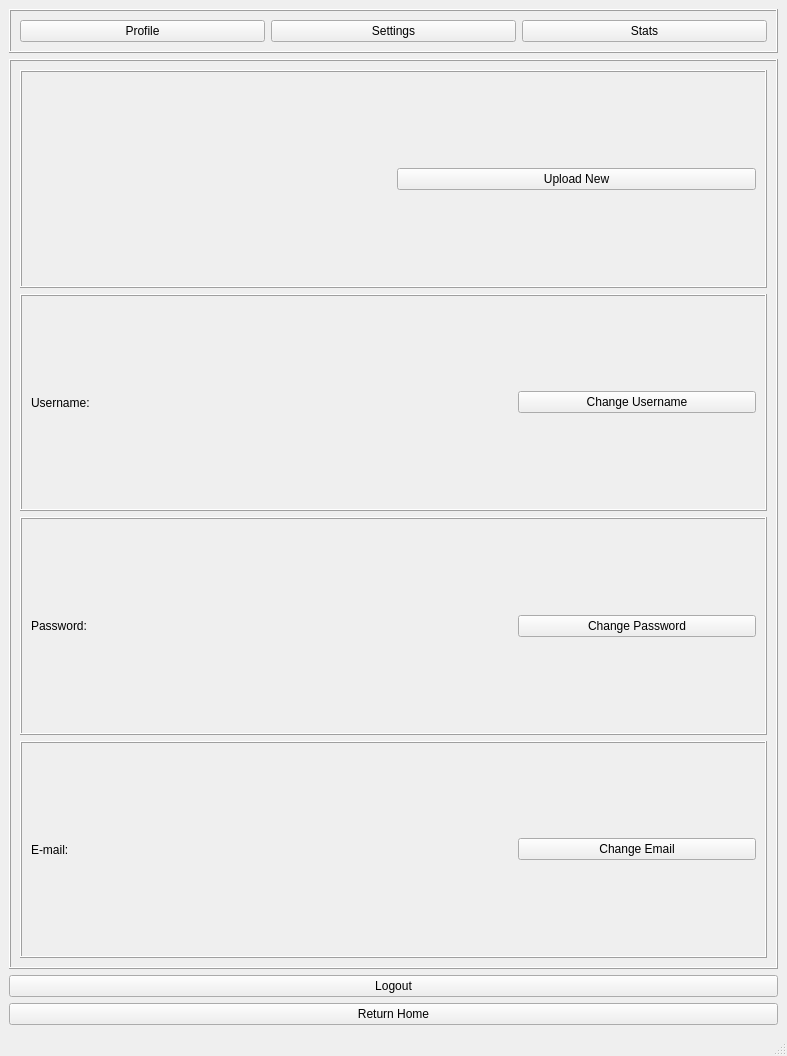
Qt form app/frontend/qtdesigner/profile_design.ui (Webtamu/shumi) before a commit.
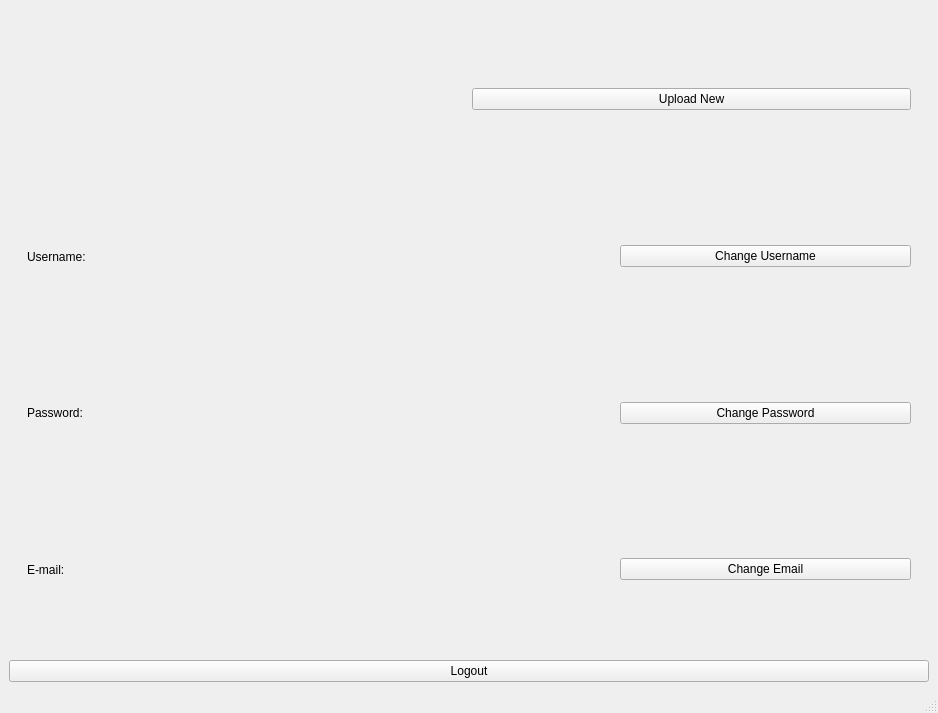
The same form after that commit. Icons and pictures are not drawn. Custom widgets are drawn as their Qt base class.

```diff
--- a/app/frontend/qtdesigner/profile_design.ui
+++ b/app/frontend/qtdesigner/profile_design.ui
@@ -6,8 +6,8 @@
    <rect>
     <x>0</x>
     <y>0</y>
-    <width>787</width>
-    <height>1056</height>
+    <width>938</width>
+    <height>713</height>
    </rect>
   </property>
   <property name="windowTitle">
@@ -16,60 +16,25 @@
   <widget class="QWidget" name="centralwidget">
    <layout class="QVBoxLayout" name="verticalLayout_4">
     <item>
-     <widget class="QFrame" name="frame">
+     <widget class="NavBar" name="navBar" native="true">
       <property name="sizePolicy">
-       <sizepolicy hsizetype="Preferred" vsizetype="Fixed">
+       <sizepolicy hsizetype="Expanding" vsizetype="Fixed">
         <horstretch>0</horstretch>
         <verstretch>0</verstretch>
        </sizepolicy>
       </property>
-      <property name="frameShape">
-       <enum>QFrame::Shape::Box</enum>
-      </property>
-      <property name="frameShadow">
-       <enum>QFrame::Shadow::Raised</enum>
-      </property>
-      <layout class="QHBoxLayout" name="horizontalLayout">
-       <item>
-        <widget class="QPushButton" name="btnProfile">
-         <property name="text">
-          <string>Profile</string>
-         </property>
-        </widget>
-       </item>
-       <item>
-        <widget class="QPushButton" name="btnSettings">
-         <property name="text">
-          <string>Settings</string>
-         </property>
-        </widget>
-       </item>
-       <item>
-        <widget class="QPushButton" name="btnStats">
-         <property name="text">
-          <string>Stats</string>
-         </property>
-        </widget>
-       </item>
-      </layout>
      </widget>
     </item>
     <item>
      <widget class="QFrame" name="frame_3">
       <property name="frameShape">
-       <enum>QFrame::Shape::Box</enum>
-      </property>
-      <property name="frameShadow">
-       <enum>QFrame::Shadow::Raised</enum>
+       <enum>QFrame::NoFrame</enum>
       </property>
       <layout class="QVBoxLayout" name="verticalLayout">
        <item>
         <widget class="QFrame" name="frame_8">
          <property name="frameShape">
-          <enum>QFrame::Shape::Box</enum>
-         </property>
-         <property name="frameShadow">
-          <enum>QFrame::Shadow::Raised</enum>
+          <enum>QFrame::NoFrame</enum>
          </property>
          <layout class="QHBoxLayout" name="horizontalLayout_3">
           <item>
@@ -98,10 +63,7 @@
        <item>
         <widget class="QFrame" name="frame_5">
          <property name="frameShape">
-          <enum>QFrame::Shape::Box</enum>
-         </property>
-         <property name="frameShadow">
-          <enum>QFrame::Shadow::Raised</enum>
+          <enum>QFrame::NoFrame</enum>
          </property>
          <layout class="QHBoxLayout" name="horizontalLayout_5">
           <item>
@@ -131,10 +93,7 @@
        <item>
         <widget class="QFrame" name="frame_2">
          <property name="frameShape">
-          <enum>QFrame::Shape::Box</enum>
-         </property>
-         <property name="frameShadow">
-          <enum>QFrame::Shadow::Raised</enum>
+          <enum>QFrame::NoFrame</enum>
          </property>
          <layout class="QHBoxLayout" name="horizontalLayout_2">
           <item>
@@ -164,10 +123,7 @@
        <item>
         <widget class="QFrame" name="frame_4">
          <property name="frameShape">
-          <enum>QFrame::Shape::Box</enum>
-         </property>
-         <property name="frameShadow">
-          <enum>QFrame::Shadow::Raised</enum>
+          <enum>QFrame::NoFrame</enum>
          </property>
          <layout class="QHBoxLayout" name="horizontalLayout_4">
           <item>
@@ -204,17 +160,18 @@
       </property>
      </widget>
     </item>
-    <item>
-     <widget class="QPushButton" name="btnHome">
-      <property name="text">
-       <string>Return Home</string>
-      </property>
-     </widget>
-    </item>
    </layout>
   </widget>
   <widget class="QStatusBar" name="statusbar"/>
  </widget>
+ <customwidgets>
+  <customwidget>
+   <class>NavBar</class>
+   <extends>QWidget</extends>
+   <header location="global">app.backend.ui.navbar</header>
+   <container>1</container>
+  </customwidget>
+ </customwidgets>
  <resources>
   <include location="profile_picture.qrc"/>
  </resources>
```
Left out of the diff: 2 changed lines with no effect on the pictures.
